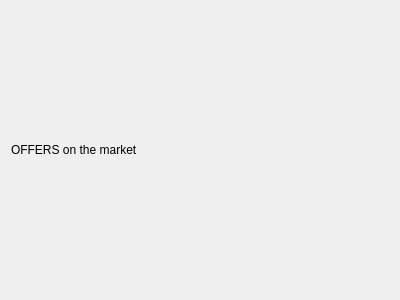
Old version of the form src/moneychanger/Widgets/offerdetails.ui in the repository Open-Transactions/Moneychanger.
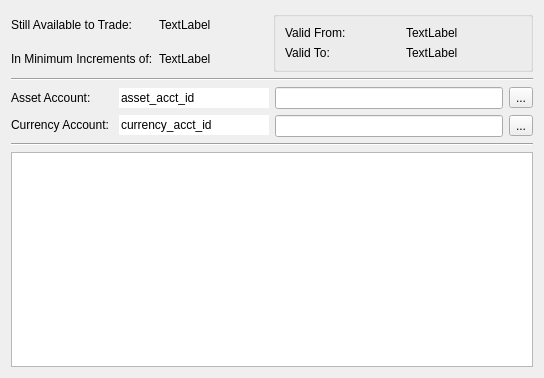
New version of the form. Icons and pictures are not drawn. Custom widgets are drawn as their Qt base class.

Commit message: work on the offers panel.

What changed in the file:
```diff
--- a/src/moneychanger/Widgets/offerdetails.ui
+++ b/src/moneychanger/Widgets/offerdetails.ui
@@ -6,8 +6,8 @@
    <rect>
     <x>0</x>
     <y>0</y>
-    <width>400</width>
-    <height>300</height>
+    <width>544</width>
+    <height>378</height>
    </rect>
   </property>
   <property name="windowTitle">
@@ -15,9 +15,237 @@
   </property>
   <layout class="QVBoxLayout" name="verticalLayout">
    <item>
-    <widget class="QLabel" name="label">
-     <property name="text">
-      <string>OFFERS on the market</string>
+    <layout class="QHBoxLayout" name="horizontalLayout">
+     <item>
+      <layout class="QGridLayout" name="gridLayout_4">
+       <item row="0" column="0">
+        <widget class="QLabel" name="label_7">
+         <property name="text">
+          <string>Still Available to Trade:</string>
+         </property>
+        </widget>
+       </item>
+       <item row="0" column="1">
+        <widget class="QLabel" name="labelAvailable">
+         <property name="text">
+          <string>TextLabel</string>
+         </property>
+        </widget>
+       </item>
+       <item row="1" column="0">
+        <widget class="QLabel" name="label_8">
+         <property name="text">
+          <string>In Minimum Increments of:</string>
+         </property>
+        </widget>
+       </item>
+       <item row="1" column="1">
+        <widget class="QLabel" name="labelMinInc">
+         <property name="text">
+          <string>TextLabel</string>
+         </property>
+        </widget>
+       </item>
+      </layout>
+     </item>
+     <item>
+      <widget class="QGroupBox" name="groupBox">
+       <property name="minimumSize">
+        <size>
+         <width>260</width>
+         <height>0</height>
+        </size>
+       </property>
+       <property name="maximumSize">
+        <size>
+         <width>275</width>
+         <height>16777215</height>
+        </size>
+       </property>
+       <property name="title">
+        <string/>
+       </property>
+       <layout class="QGridLayout" name="gridLayout_3">
+        <item row="0" column="0">
+         <widget class="QLabel" name="label">
+          <property name="text">
+           <string>Valid From:</string>
+          </property>
+         </widget>
+        </item>
+        <item row="0" column="1">
+         <widget class="QLabel" name="labelValidFrom">
+          <property name="text">
+           <string>TextLabel</string>
+          </property>
+         </widget>
+        </item>
+        <item row="1" column="0">
+         <widget class="QLabel" name="label_2">
+          <property name="text">
+           <string>Valid To:</string>
+          </property>
+         </widget>
+        </item>
+        <item row="1" column="1">
+         <widget class="QLabel" name="labelValidTo">
+          <property name="text">
+           <string>TextLabel</string>
+          </property>
+         </widget>
+        </item>
+       </layout>
+      </widget>
+     </item>
+    </layout>
+   </item>
+   <item>
+    <widget class="Line" name="line_2">
+     <property name="orientation">
+      <enum>Qt::Horizontal</enum>
+     </property>
+    </widget>
+   </item>
+   <item>
+    <layout class="QHBoxLayout" name="horizontalLayout_4">
+     <item>
+      <layout class="QGridLayout" name="gridLayout">
+       <item row="0" column="0">
+        <widget class="QLabel" name="labelAssetAccount">
+         <property name="text">
+          <string>Asset Account:</string>
+         </property>
+        </widget>
+       </item>
+       <item row="0" column="1">
+        <widget class="QLineEdit" name="lineEditAssetAcct">
+         <property name="enabled">
+          <bool>true</bool>
+         </property>
+         <property name="maximumSize">
+          <size>
+           <width>150</width>
+           <height>16777215</height>
+          </size>
+         </property>
+         <property name="text">
+          <string>asset_acct_id</string>
+         </property>
+         <property name="frame">
+          <bool>false</bool>
+         </property>
+         <property name="readOnly">
+          <bool>true</bool>
+         </property>
+        </widget>
+       </item>
+       <item row="1" column="0">
+        <widget class="QLabel" name="labelCurrencyAccount">
+         <property name="text">
+          <string>Currency Account:</string>
+         </property>
+        </widget>
+       </item>
+       <item row="1" column="1">
+        <widget class="QLineEdit" name="lineEditCurrencyAcct">
+         <property name="enabled">
+          <bool>true</bool>
+         </property>
+         <property name="maximumSize">
+          <size>
+           <width>150</width>
+           <height>16777215</height>
+          </size>
+         </property>
+         <property name="text">
+          <string>currency_acct_id</string>
+         </property>
+         <property name="frame">
+          <bool>false</bool>
+         </property>
+         <property name="readOnly">
+          <bool>true</bool>
+         </property>
+        </widget>
+       </item>
+      </layout>
+     </item>
+     <item>
+      <layout class="QVBoxLayout" name="verticalLayout_2">
+       <item>
+        <layout class="QHBoxLayout" name="horizontalLayout_2">
+         <item>
+          <widget class="QLineEdit" name="lineEditAssetAcctID">
+           <property name="enabled">
+            <bool>true</bool>
+           </property>
+           <property name="readOnly">
+            <bool>true</bool>
+           </property>
+          </widget>
+         </item>
+         <item>
+          <widget class="QToolButton" name="toolButtonAssetAcct">
+           <property name="text">
+            <string>...</string>
+           </property>
+           <property name="icon">
+            <iconset resource="../resource.qrc">
+             <normaloff>:/icons/icons/safe.png</normaloff>:/icons/icons/safe.png</iconset>
+           </property>
+          </widget>
+         </item>
+        </layout>
+       </item>
+       <item>
+        <layout class="QHBoxLayout" name="horizontalLayout_3">
+         <item>
+          <widget class="QLineEdit" name="lineEditCurrencyAcctID">
+           <property name="enabled">
+            <bool>true</bool>
+           </property>
+           <property name="readOnly">
+            <bool>true</bool>
+           </property>
+          </widget>
+         </item>
+         <item>
+          <widget class="QToolButton" name="toolButtonCurrencyAcct">
+           <property name="text">
+            <string>...</string>
+           </property>
+           <property name="icon">
+            <iconset resource="../resource.qrc">
+             <normaloff>:/icons/icons/safe.png</normaloff>:/icons/icons/safe.png</iconset>
+           </property>
+          </widget>
+         </item>
+        </layout>
+       </item>
+      </layout>
+     </item>
+    </layout>
+   </item>
+   <item>
+    <widget class="Line" name="line">
+     <property name="orientation">
+      <enum>Qt::Horizontal</enum>
+     </property>
+    </widget>
+   </item>
+   <item>
+    <widget class="QTableWidget" name="tableWidget">
+     <property name="sizePolicy">
+      <sizepolicy hsizetype="Expanding" vsizetype="Expanding">
+       <horstretch>0</horstretch>
+       <verstretch>0</verstretch>
+      </sizepolicy>
+     </property>
+     <property name="maximumSize">
+      <size>
+       <width>16777215</width>
+       <height>16777215</height>
+      </size>
      </property>
     </widget>
    </item>
```
Left out of the diff: 4 changed lines with no effect on the pictures. The commit also changes 8 other files.
